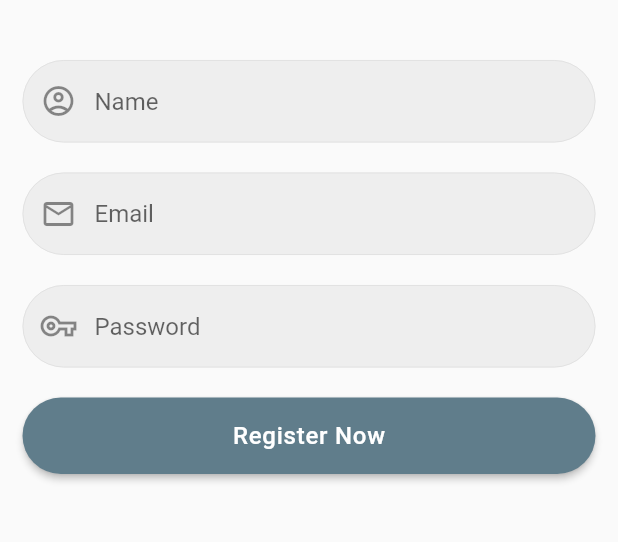
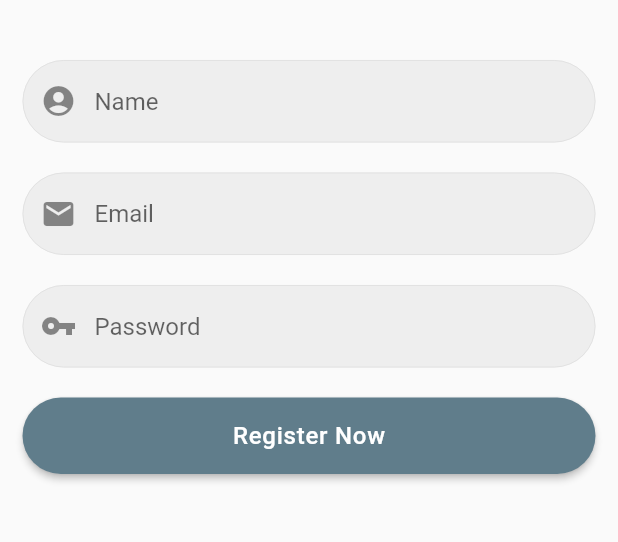
Before and after one commit to Rezuanul-Islam-Fahim/anonymous_chat, a Flutter app: the screen it shows after launch, after a tap on "Register Now", on a phone screen of 412 x 824 dp, the part 354-896 px from its top. Run offline on Flutter 3.47's test engine with Material 2 defaults, Android fonts, the phone set to English and light mode, and no system bars; our stand-ins replace cloud_firestore, email_validator, firebase_auth, firebase_core, flushbar, shared_preferences; accounts and stored records are empty.

Commit message:
Fix some code formation issues

```diff
--- a/lib/common.dart
+++ b/lib/common.dart
@@ -35,7 +35,7 @@ TextFormField emailField(TextEditingController controller, String placeholder) {
   return TextFormField(
     decoration: inputField(
       placeholder,
-      Icons.email_outlined,
+      Icons.email,
     ),
     controller: controller,
     keyboardType: TextInputType.emailAddress,
--- a/lib/components/login_register_button.dart
+++ b/lib/components/login_register_button.dart
@@ -1,10 +1,10 @@
 import 'package:flutter/material.dart';
 
 class LoginRegisterButton extends StatelessWidget {
+  LoginRegisterButton(this.label, this.handler);
+
   final String label;
   final Function handler;
-
-  LoginRegisterButton(this.label, this.handler);
 
   @override
   Widget build(BuildContext context) {
--- a/lib/components/setting_buttons.dart
+++ b/lib/components/setting_buttons.dart
@@ -1,11 +1,11 @@
 import 'package:flutter/material.dart';
 
 class SettingButtons extends StatelessWidget {
-  final dynamic icon;
+  SettingButtons(this.icon, this.label, this.handler);
+
+  final IconData icon;
   final String label;
   final Function handler;
-
-  SettingButtons(this.icon, this.label, this.handler);
 
   @override
   Widget build(BuildContext context) {
--- a/lib/screens/change_password/change_password.dart
+++ b/lib/screens/change_password/change_password.dart
@@ -53,7 +53,7 @@ class ChangePasswordScreen extends StatelessWidget {
               TextFormField(
                 decoration: inputField(
                   'Enter New Password',
-                  Icons.vpn_key_outlined,
+                  Icons.vpn_key,
                 ),
                 controller: _passwordController,
                 obscureText: true,
@@ -73,7 +73,7 @@ class ChangePasswordScreen extends StatelessWidget {
               TextFormField(
                 decoration: inputField(
                   'Confirm Password',
-                  Icons.vpn_key_outlined,
+                  Icons.vpn_key,
                 ),
                 controller: _confirmPassController,
                 obscureText: true,
--- a/lib/screens/chat/components/message.dart
+++ b/lib/screens/chat/components/message.dart
@@ -42,9 +42,7 @@ class Message extends StatelessWidget {
             ),
             child: Text(
               _text,
-              style: TextStyle(
-                color: Colors.white,
-              ),
+              style: TextStyle(color: Colors.white),
             ),
           ),
         ],
--- a/lib/screens/chat/components/message_input_field.dart
+++ b/lib/screens/chat/components/message_input_field.dart
@@ -31,7 +31,7 @@ class MessageInputField extends StatelessWidget {
             ),
           ),
           hintText: 'Enter your message.....',
-          prefixIcon: Icon(Icons.message_outlined),
+          prefixIcon: Icon(Icons.message),
         ),
         controller: _messageController,
         onSubmitted: (_) => _handler(),
--- a/lib/screens/login/components/input_field.dart
+++ b/lib/screens/login/components/input_field.dart
@@ -6,7 +6,7 @@ TextFormField passwordField(TextEditingController controller) {
   return TextFormField(
     decoration: inputField(
       'Enter your Password',
-      Icons.vpn_key_outlined,
+      Icons.vpn_key,
     ),
     controller: controller,
     obscureText: true,
--- a/lib/screens/register/components/input_field.dart
+++ b/lib/screens/register/components/input_field.dart
@@ -6,7 +6,7 @@ TextFormField nameField(TextEditingController controller) {
   return TextFormField(
     decoration: inputField(
       'Name',
-      Icons.account_circle_outlined,
+      Icons.account_circle,
     ),
     controller: controller,
     validator: (value) {
@@ -22,7 +22,7 @@ TextFormField passwordField(TextEditingController controller) {
   return TextFormField(
     decoration: inputField(
       'Password',
-      Icons.vpn_key_outlined,
+      Icons.vpn_key,
     ),
     controller: controller,
     obscureText: true,
--- a/lib/screens/setting/setting.dart
+++ b/lib/screens/setting/setting.dart
@@ -89,14 +89,14 @@ class SettingScreen extends StatelessWidget {
             Column(
               children: <Widget>[
                 SettingButtons(
-                  Icons.vpn_key_outlined,
+                  Icons.vpn_key,
                   'Change Password',
                   () => Navigator.of(context).push(
                     MaterialPageRoute(builder: (_) => ChangePasswordScreen()),
                   ),
                 ),
                 SettingButtons(
-                  Icons.logout,
+                  Icons.exit_to_app,
                   'Log Out',
                   () => _logOut(context),
                 ),
--- a/lib/services/database.dart
+++ b/lib/services/database.dart
@@ -17,6 +17,7 @@ class DatabaseService {
     await _firestore.collection('users').doc(uid).get().then((snap) {
       _details['name'] = snap.get('name');
     });
+
     return _details;
   }
 
```
Also changed, not shown: lib/screens/chat/chat.dart (+4 -10 lines), lib/screens/chat/components/send_area.dart (+4 -11 lines), pubspec.lock.
